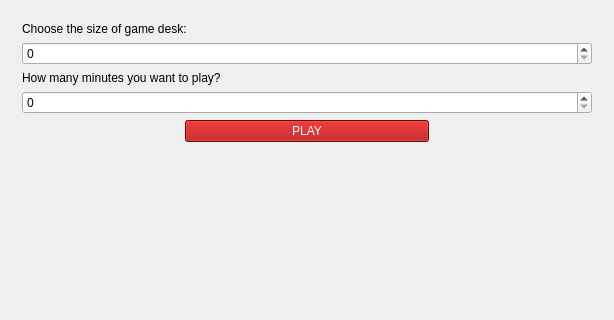
First picture: the form in src/gui/MainWindow.ui, repository zer0main/bin_game_mvc, before the edit; both pictures show x 0 to 614 and y 0 to 320 of the 614 by 528 pixel window.
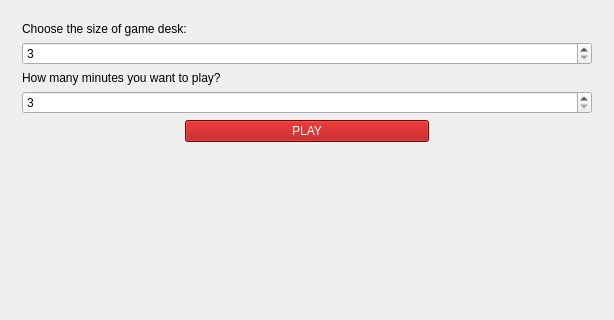
Second picture: the form after the edit. The open tabs and pages were chosen to show the change.

Commit message: Constants (min/max size of game board) in .ui file

Diff of the .ui file:
```diff
--- a/src/gui/MainWindow.ui
+++ b/src/gui/MainWindow.ui
@@ -287,10 +287,24 @@
          </widget>
         </item>
         <item row="3" column="0">
-         <widget class="QSpinBox" name="spinBox_3"/>
+         <widget class="QSpinBox" name="spinBox_3">
+          <property name="minimum">
+           <number>3</number>
+          </property>
+          <property name="maximum">
+           <number>16</number>
+          </property>
+         </widget>
         </item>
         <item row="5" column="0">
-         <widget class="QSpinBox" name="spinBox_2"/>
+         <widget class="QSpinBox" name="spinBox_2">
+          <property name="minimum">
+           <number>3</number>
+          </property>
+          <property name="maximum">
+           <number>16</number>
+          </property>
+         </widget>
         </item>
         <item row="7" column="0">
          <spacer name="verticalSpacer_4">
```
Left out of the diff: 27 changed lines with no effect on the pictures.
